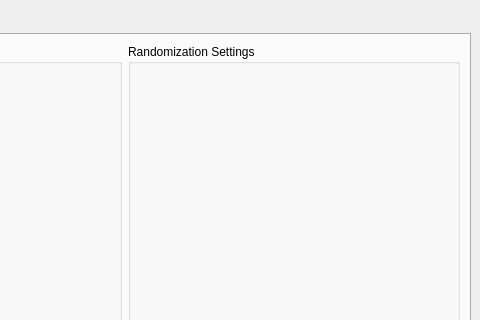
First picture: the form in gui/ui/main.ui, repository mint-choc-chip-skyblade/sshd-rando, before the edit; both pictures show x 907 to 1387 and y 0 to 320 of the 1387 by 845 pixel window.
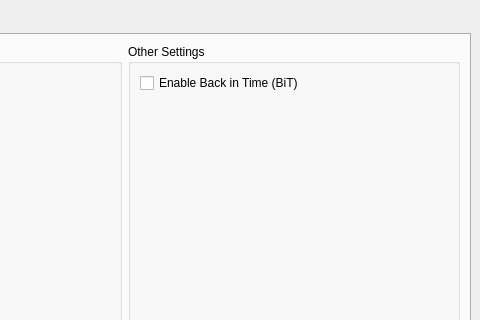
Second picture: the form after the edit. The open tabs and pages were chosen to show the change. Custom widgets are drawn as their Qt base class.

The edit to the form file:
```diff
--- a/gui/ui/main.ui
+++ b/gui/ui/main.ui
@@ -3262,8 +3262,30 @@
            </sizepolicy>
           </property>
           <property name="title">
-           <string>Randomization Settings</string>
+           <string>Other Settings</string>
           </property>
+          <layout class="QVBoxLayout" name="verticalLayout_32">
+           <item>
+            <widget class="RandoTriStateCheckBox" name="setting_enable_back_in_time">
+             <property name="text">
+              <string>Enable Back in Time (BiT)</string>
+             </property>
+            </widget>
+           </item>
+           <item>
+            <spacer name="verticalSpacer">
+             <property name="orientation">
+              <enum>Qt::Vertical</enum>
+             </property>
+             <property name="sizeHint" stdset="0">
+              <size>
+               <width>20</width>
+               <height>40</height>
+              </size>
+             </property>
+            </spacer>
+           </item>
+          </layout>
          </widget>
         </item>
        </layout>
```
Left out of the diff: 128 changed lines with no effect on the pictures.
